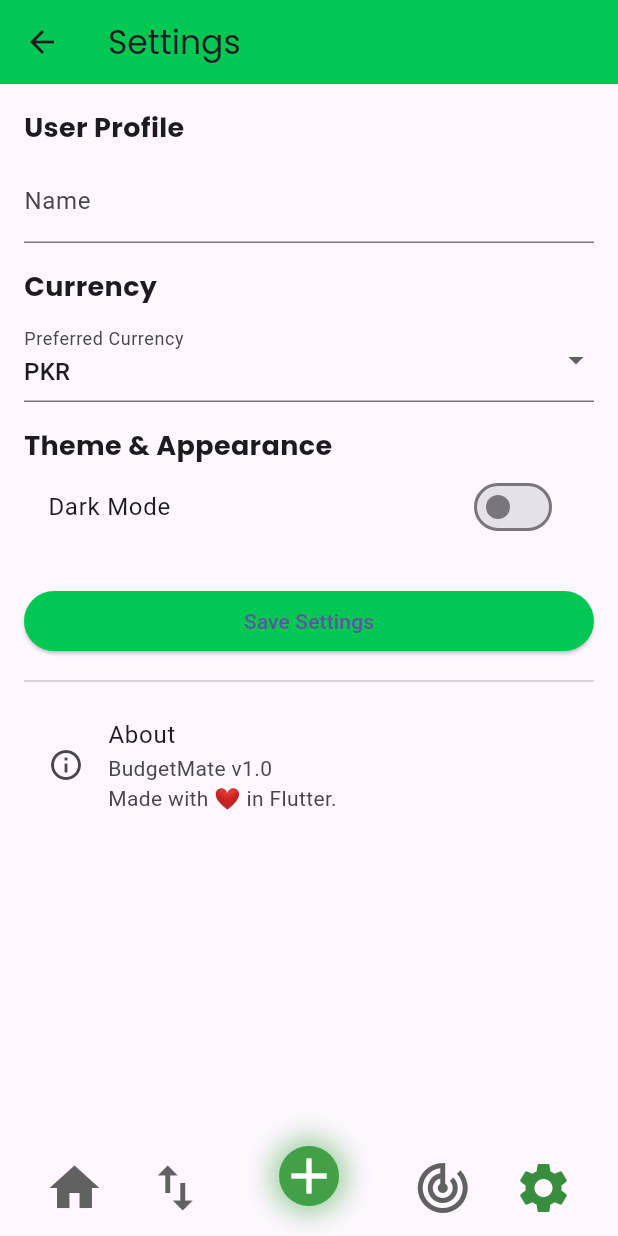
After one commit to alizahid04/BudgetMate, a Flutter app: the SettingsPage screen opened by its route, on a phone screen of 412 x 824 dp. The commit adds this screen. Run offline on Flutter 3.47's test engine with Material 3 defaults, Android fonts, the phone set to English and light mode, and no system bars; our stand-ins replace fl_chart, google_fonts, shared_preferences, sqflite; accounts and stored records are empty.

Commit message:
Fix Bugs

```diff
--- /dev/null
+++ b/lib/Screens/setting_screen.dart
@@ -0,0 +1,112 @@
+import 'package:budgetmate/Screens/shared_widgets/bottom_bar_custom.dart';
+import 'package:flutter/material.dart';
+import 'package:google_fonts/google_fonts.dart';
+import 'package:shared_preferences/shared_preferences.dart';
+
+class SettingsPage extends StatefulWidget {
+  const SettingsPage({super.key});
+
+  @override
+  State<SettingsPage> createState() => _SettingsPageState();
+}
+
+class _SettingsPageState extends State<SettingsPage> {
+  final TextEditingController _nameController = TextEditingController();
+  String _selectedCurrency = 'PKR';
+  bool _isDarkMode = false;
+
+  final List<String> _currencies = ['PKR', 'USD', 'EUR', 'INR'];
+
+  @override
+  void initState() {
+    super.initState();
+    _loadSettings();
+  }
+
+  Future<void> _loadSettings() async {
+    final prefs = await SharedPreferences.getInstance();
+    setState(() {
+      _nameController.text = prefs.getString('userName') ?? '';
+      _selectedCurrency = prefs.getString('currency') ?? 'PKR';
+      _isDarkMode = prefs.getBool('darkMode') ?? false;
+    });
+  }
+
+  Future<void> _saveSettings() async {
+    final prefs = await SharedPreferences.getInstance();
+    await prefs.setString('userName', _nameController.text.trim());
+    await prefs.setString('currency', _selectedCurrency);
+    await prefs.setBool('darkMode', _isDarkMode);
+    ScaffoldMessenger.of(context).showSnackBar(
+      const SnackBar(content: Text("Settings saved")),
+    );
+  }
+
+  @override
+  Widget build(BuildContext context) {
+    return Scaffold(
+      appBar: AppBar(
+        title: Text('Settings', style: GoogleFonts.poppins()),
+        backgroundColor: const Color(0xFF00C853),
+      ),
+      body: ListView(
+        padding: const EdgeInsets.all(16.0),
+        children: [
+          Text("User Profile", style: GoogleFonts.poppins(fontSize: 18, fontWeight: FontWeight.bold)),
+          const SizedBox(height: 8),
+          TextField(
+            controller: _nameController,
+            decoration: const InputDecoration(labelText: 'Name'),
+          ),
+          const SizedBox(height: 16),
+
+          Text("Currency", style: GoogleFonts.poppins(fontSize: 18, fontWeight: FontWeight.bold)),
+          const SizedBox(height: 8),
+          DropdownButtonFormField<String>(
+            value: _selectedCurrency,
+            decoration: const InputDecoration(labelText: 'Preferred Currency'),
+            items: _currencies.map((currency) {
+              return DropdownMenuItem(
+                value: currency,
+                child: Text(currency),
+              );
+            }).toList(),
+            onChanged: (value) {
+              setState(() {
+                _selectedCurrency = value!;
+              });
+            },
+          ),
+          const SizedBox(height: 16),
+
+          Text("Theme & Appearance", style: GoogleFonts.poppins(fontSize: 18, fontWeight: FontWeight.bold)),
+          SwitchListTile(
+            title: const Text("Dark Mode"),
+            value: _isDarkMode,
+            onChanged: (value) {
+              setState(() {
+                _isDarkMode = value;
+              });
+            },
+          ),
+          const SizedBox(height: 24),
+
+          ElevatedButton(
+            onPressed: _saveSettings,
+            style: ElevatedButton.styleFrom(backgroundColor: const Color(0xFF00C853)),
+            child: const Text("Save Settings"),
+          ),
+
+          const Divider(height: 32),
+
+          ListTile(
+            title: const Text("About"),
+            subtitle: const Text("BudgetMate v1.0\nMade with ❤️ in Flutter."),
+            leading: const Icon(Icons.info_outline),
+          ),
+        ],
+      ),
+      bottomNavigationBar: MyAppBar(selectedIndex: 3),
+    );
+  }
+}
```
Also changed, not shown: lib/Screens/start_screen.dart (+9 -4 lines), lib/main.dart (+38 -8 lines).
